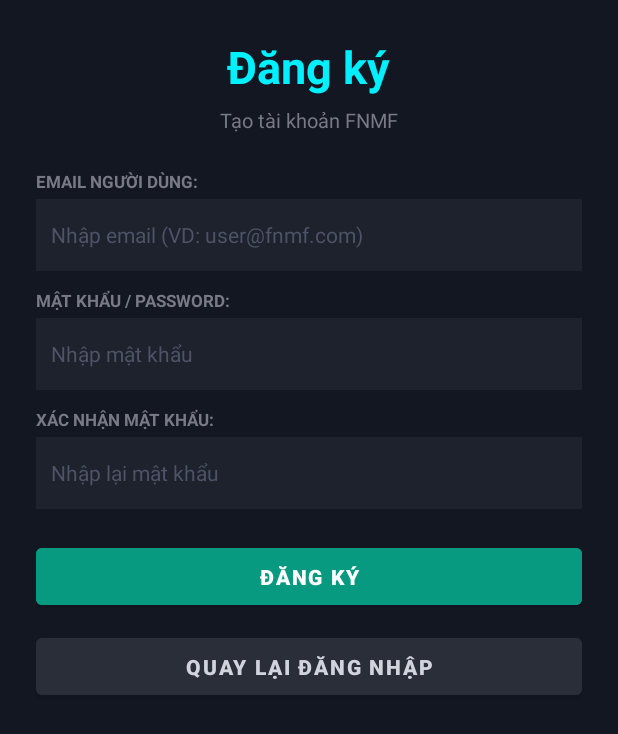
After one commit to megatron69-26/fnmf-app, an Android app: the RegisterActivity screen opened directly, with no data from a screen before it, on a phone screen of 412 x 824 dp. The commit adds this screen. Shown: the top 734 px of the screen. Run offline under Robolectric (Android 15) with nearby library versions, the light colour scheme and no system bars.

Commit message:
feat(release): release FNMF v1.1.16 with VNPay Sandbox deposit, Auth Polish and API 24 compatibility

```diff
--- a/app/build.gradle.kts
+++ b/app/build.gradle.kts
@@ -14,8 +14,8 @@ android {
         applicationId = "com.example.nhumonglenh"
         minSdk = 24
         targetSdk = 35
-        versionCode = 15
-        versionName = "1.1.15"
+        versionCode = 16
+        versionName = "1.1.16"
 
         testInstrumentationRunner = "androidx.test.runner.AndroidJUnitRunner"
 
--- a/app/src/main/java/com/example/nhumonglenh/data/remote/PaymentDto.kt
+++ b/app/src/main/java/com/example/nhumonglenh/data/remote/PaymentDto.kt
@@ -17,6 +17,10 @@ data class PaymentOrderDto(
     val type: String? = null, // DEPOSIT, WITHDRAWAL
     @SerializedName("amountUsd")
     val amountUsd: Double? = null,
+    @SerializedName("amountVnd")
+    val amountVnd: BigDecimal? = null,
+    @SerializedName("exchangeRateSnapshot")
+    val exchangeRateSnapshot: BigDecimal? = null,
     @SerializedName("status")
     val status: String? = null, // PENDING, PROCESSING, SUCCEEDED, FAILED, CANCELLED
     @SerializedName("checkoutUrl")
--- /dev/null
+++ b/app/src/main/res/layout/layout_register.xml
@@ -0,0 +1,122 @@
+<?xml version="1.0" encoding="utf-8"?>
+<ScrollView xmlns:android="http://schemas.android.com/apk/res/android"
+    android:layout_width="match_parent"
+    android:layout_height="match_parent"
+    android:background="#131722"
+    android:fillViewport="true">
+
+    <LinearLayout
+        android:layout_width="match_parent"
+        android:layout_height="wrap_content"
+        android:layout_gravity="center"
+        android:orientation="vertical"
+        android:padding="24dp">
+
+        <TextView
+            android:layout_width="wrap_content"
+            android:layout_height="wrap_content"
+            android:layout_gravity="center_horizontal"
+            android:layout_marginBottom="6dp"
+            android:text="@string/auth_register_title"
+            android:textColor="#00F0FF"
+            android:textSize="30sp"
+            android:textStyle="bold" />
+
+        <TextView
+            android:layout_width="wrap_content"
+            android:layout_height="wrap_content"
+            android:layout_gravity="center_horizontal"
+            android:layout_marginBottom="24dp"
+            android:text="@string/auth_register_subtitle"
+            android:textColor="#787B86"
+            android:textSize="13sp" />
+
+        <TextView
+            android:layout_width="match_parent"
+            android:layout_height="wrap_content"
+            android:layout_marginBottom="4dp"
+            android:text="@string/auth_email_label"
+            android:textColor="#787B86"
+            android:textSize="11sp"
+            android:textStyle="bold" />
+
+        <EditText
+            android:id="@+id/etRegisterEmail"
+            android:layout_width="match_parent"
+            android:layout_height="48dp"
+            android:layout_marginBottom="12dp"
+            android:autofillHints="emailAddress"
+            android:background="#1E222D"
+            android:hint="@string/auth_email_hint"
+            android:inputType="textEmailAddress"
+            android:padding="10dp"
+            android:textColor="#FFFFFF"
+            android:textColorHint="#4E5467"
+            android:textSize="14sp" />
+
+        <TextView
+            android:layout_width="match_parent"
+            android:layout_height="wrap_content"
+            android:layout_marginBottom="4dp"
+            android:text="@string/auth_password_label"
+            android:textColor="#787B86"
+            android:textSize="11sp"
+            android:textStyle="bold" />
+
+        <EditText
+            android:id="@+id/etRegisterPassword"
+            android:layout_width="match_parent"
+            android:layout_height="48dp"
+            android:layout_marginBottom="12dp"
+            android:autofillHints="newPassword"
+            android:background="#1E222D"
+            android:hint="@string/auth_password_hint"
+            android:inputType="textPassword"
+            android:padding="10dp"
+            android:textColor="#FFFFFF"
+            android:textColorHint="#4E5467"
+            android:textSize="14sp" />
+
+        <TextView
+            android:layout_width="match_parent"
+            android:layout_height="wrap_content"
+            android:layout_marginBottom="4dp"
+            android:text="@string/auth_confirm_password_label"
+            android:textColor="#787B86"
+            android:textSize="11sp"
+            android:textStyle="bold" />
+
+        <EditText
+            android:id="@+id/etConfirmPassword"
+            android:layout_width="match_parent"
+            android:layout_height="48dp"
+            android:layout_marginBottom="20dp"
+            android:autofillHints="newPassword"
+            android:background="#1E222D"
+            android:hint="@string/auth_confirm_password_hint"
+            android:inputType="textPassword"
+            android:padding="10dp"
+            android:textColor="#FFFFFF"
+            android:textColorHint="#4E5467"
+            android:textSize="14sp" />
+
+        <Button
+            android:id="@+id/btnSubmitRegister"
+            android:layout_width="match_parent"
+            android:layout_height="50dp"
+            android:layout_marginBottom="10dp"
+            android:backgroundTint="#089981"
+            android:text="@string/auth_btn_register_submit"
+            android:textColor="#FFFFFF"
+            android:textStyle="bold" />
+
+        <Button
+            android:id="@+id/btnBackToLogin"
+            android:layout_width="match_parent"
+            android:layout_height="50dp"
+            android:backgroundTint="#2A2E39"
+            android:text="@string/auth_btn_back_to_login"
+            android:textColor="#D1D4DC"
+            android:textStyle="bold" />
+    </LinearLayout>
+</ScrollView>
--- a/app/src/main/res/values/strings.xml
+++ b/app/src/main/res/values/strings.xml
@@ -108,4 +108,44 @@
     <string name="trading_no_live_badge">DỮ LIỆU BACKEND</string>
     <string name="trading_gold_paxg_reference">Vàng Thế Giới (Tham chiếu PAXG)</string>
     <string name="trading_err_data_not_ready">Dữ liệu giá hoặc số dư chưa sẵn sàng để đặt lệnh</string>
+
+    <!-- Auth Polish Strings -->
+    <string name="auth_login_title">FNMF TERMINAL</string>
+    <string name="auth_login_subtitle">24/7 Mobile Trading &amp; Financial Engine</string>
+    <string name="auth_email_label">EMAIL NGƯỜI DÙNG:</string>
+    <string name="auth_email_hint">Nhập email (VD: user@fnmf.com)</string>
+    <string name="auth_password_label">MẬT KHẨU / PASSWORD:</string>
+    <string name="auth_password_hint">Nhập mật khẩu</string>
+    <string name="auth_confirm_password_label">XÁC NHẬN MẬT KHẨU:</string>
+    <string name="auth_confirm_password_hint">Nhập lại mật khẩu</string>
+    <string name="auth_btn_login">Đăng nhập</string>
+    <string name="auth_btn_register">Đăng ký</string>
+    <string name="auth_btn_register_submit">Đăng ký</string>
+    <string name="auth_btn_back_to_login">Quay lại đăng nhập</string>
+    <string name="auth_register_title">Đăng ký</string>
+    <string name="auth_register_subtitle">Tạo tài khoản FNMF</string>
+    <string name="auth_logging_in">Đang đăng nhập...</string>
+    <string name="auth_registering">Đang đăng ký...</string>
+    <string name="auth_login_success">Đăng nhập thành công</string>
+    <string name="auth_register_success">Đăng ký thành công</string>
+    <string name="auth_err_empty_email">Vui lòng nhập email</string>
+    <string name="auth_err_invalid_email">Email không hợp lệ</string>
+    <string name="auth_err_empty_password">Vui lòng nhập mật khẩu</string>
+    <string name="auth_err_password_too_short">Mật khẩu phải có ít nhất 4 ký tự</string>
+    <string name="auth_err_confirm_password_mismatch">Mật khẩu xác nhận không khớp</string>
+    <string name="auth_err_invalid_credentials">Email hoặc mật khẩu không chính xác</string>
+    <string name="auth_err_cannot_connect">Không thể kết nối tới máy chủ: %1$s</string>
+    <string name="auth_err_email_already_used">Email \'%1$s\' đã được sử dụng</string>
+    <string name="auth_err_register_failed">Không thể đăng ký</string>
+
+    <!-- VNPay Sandbox Strings -->
+    <string name="vnpay_sandbox_warning">VNPay Sandbox — Không sử dụng tiền thật</string>
+    <string name="vnpay_conversion_hint">Tỷ giá tham chiếu: 1 USD = %1$s VND</string>
+    <string name="sandbox_deposit_vnpay_title">Nạp tiền VNPay Sandbox</string>
+    <string name="sandbox_withdrawal_internal_title">Rút tiền Sandbox (Nội bộ)</string>
+    <string name="sandbox_withdrawal_internal_notice">Cổng rút nội bộ mô phỏng (Sandbox Internal)</string>
+    <string name="payment_preset_100">$100</string>
+    <string name="payment_preset_500">$500</string>
+    <string name="payment_preset_1000">$1,000</string>
+    <string name="payment_preset_5000">$5,000</string>
 </resources>
```
Also changed, not shown: app/src/main/AndroidManifest.xml (+17 -2 lines), app/src/main/java/com/example/nhumonglenh/Activity1.kt (+33 -80 lines), app/src/main/java/com/example/nhumonglenh/Activity2.kt (+35 -0 lines), app/src/main/java/com/example/nhumonglenh/RegisterActivity.kt (added, +140 -0 lines), app/src/main/java/com/example/nhumonglenh/data/local/AuthSessionManager.kt (+47 -1 lines), app/src/main/java/com/example/nhumonglenh/ui/payment/SandboxPaymentBottomSheet.kt (+27 -5 lines), app/src/main/res/layout/bottom_sheet_sandbox_payment.xml (+19 -5 lines), app/src/main/res/layout/layout_activity1.xml (+8 -8 lines), 5 other files.
